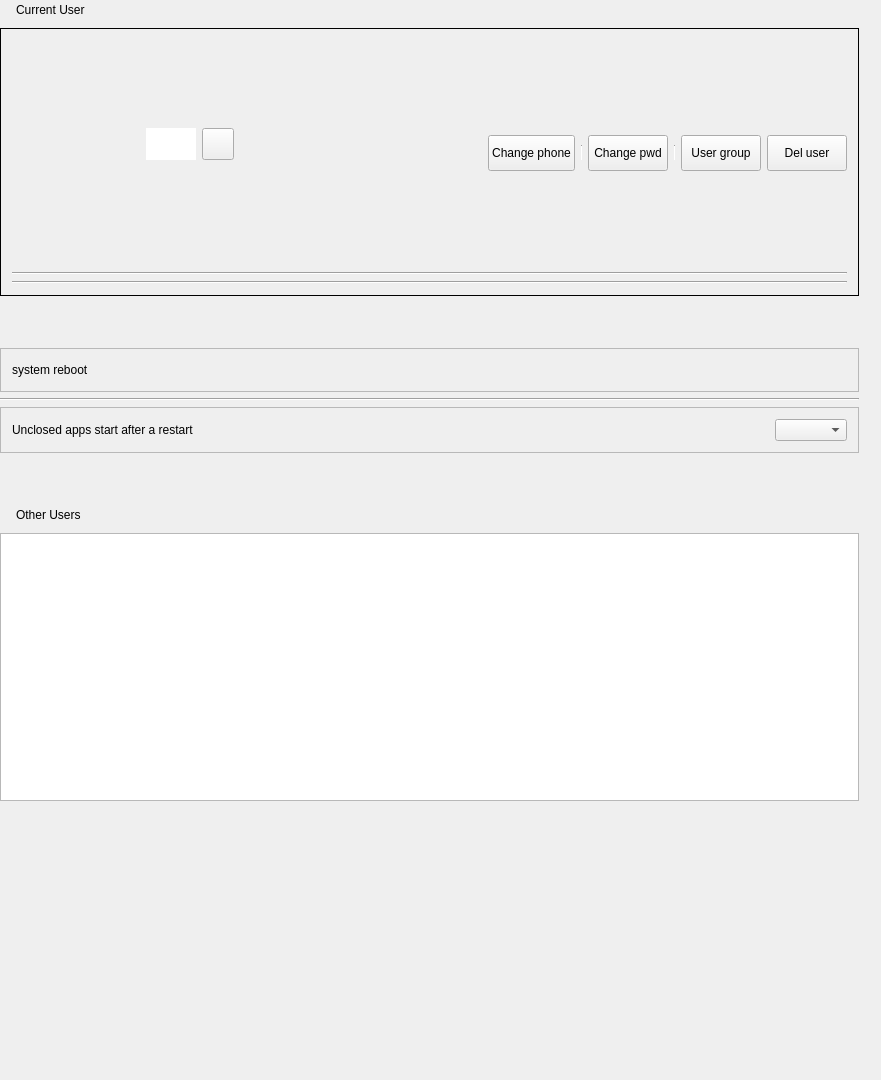
Before: the Qt Designer form plugins/account/userinfo_intel/userinfo_intel.ui in ukui/ukui-control-center, drawn with Qt 5.
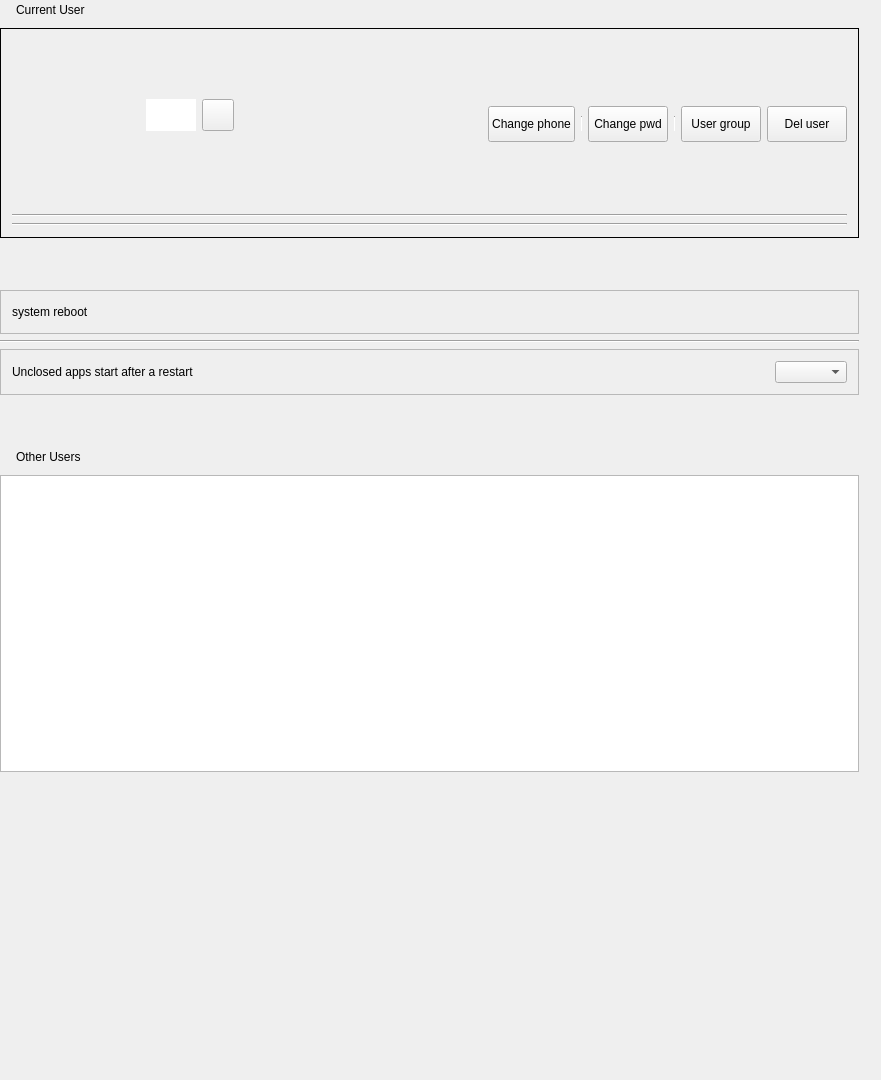
After: the same form once the commit is applied.

Commit message:
fix(userinfo): change size of frame
Description: change the size of frame

Log: 修改frame高度固定

```diff
--- a/plugins/account/userinfo_intel/userinfo_intel.ui
+++ b/plugins/account/userinfo_intel/userinfo_intel.ui
@@ -109,13 +109,13 @@
           <property name="minimumSize">
            <size>
             <width>0</width>
-            <height>0</height>
+            <height>210</height>
            </size>
           </property>
           <property name="maximumSize">
            <size>
             <width>16777215</width>
-            <height>16777215</height>
+            <height>210</height>
            </size>
           </property>
           <property name="frameShape">
@@ -223,6 +223,19 @@
                    </property>
                   </widget>
                  </item>
+                 <item>
+                  <spacer name="horizontalSpacer_2">
+                   <property name="orientation">
+                    <enum>Qt::Horizontal</enum>
+                   </property>
+                   <property name="sizeHint" stdset="0">
+                    <size>
+                     <width>0</width>
+                     <height>20</height>
+                    </size>
+                   </property>
+                  </spacer>
+                 </item>
                 </layout>
                </item>
                <item>
```
